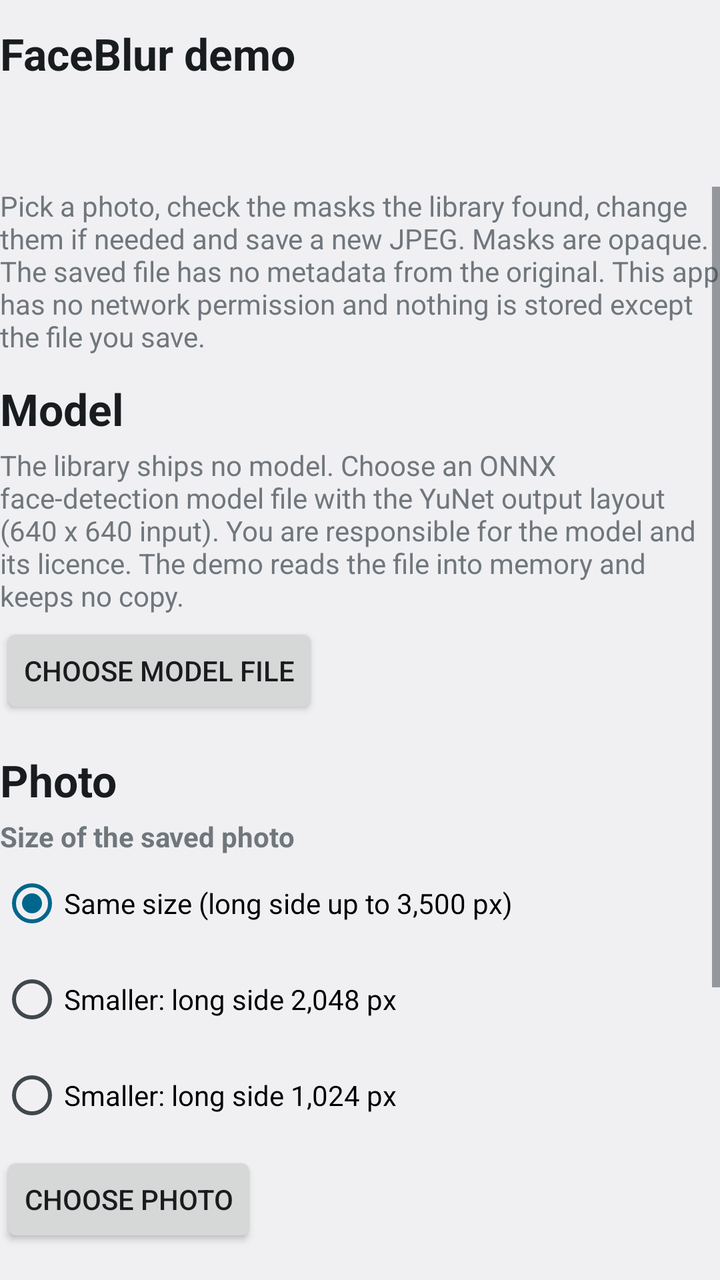
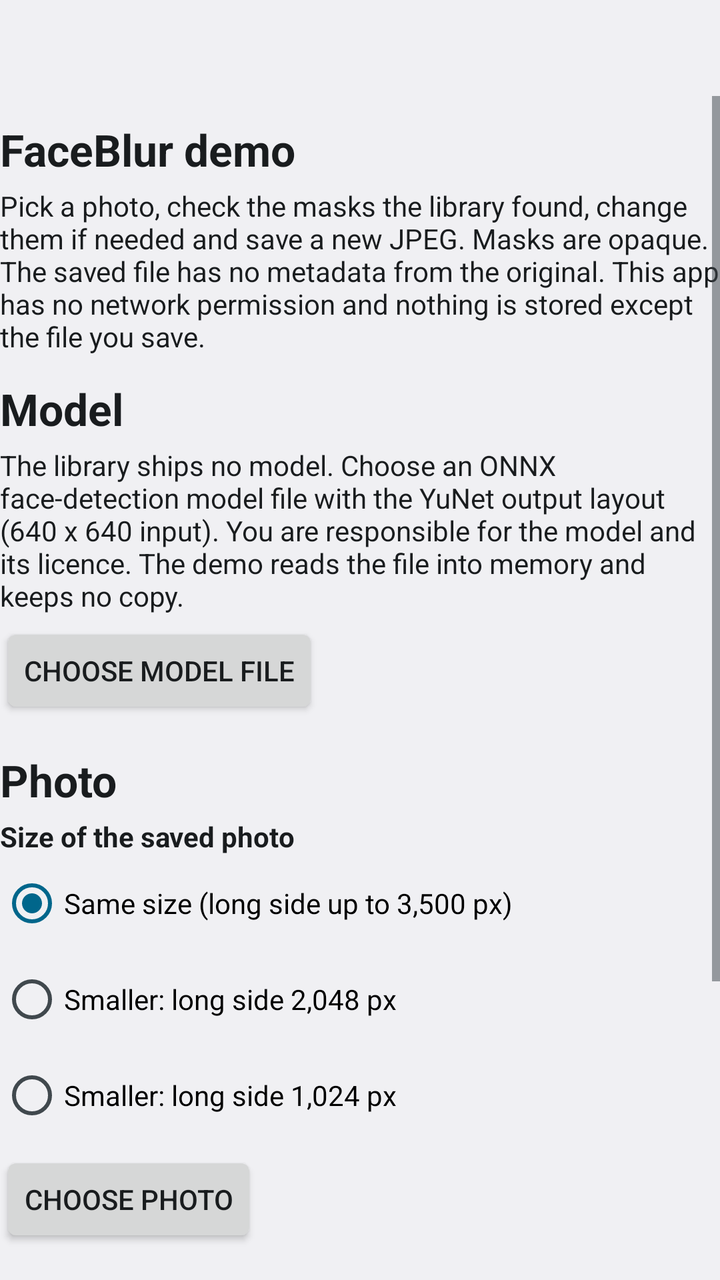

Before-and-after screenshots of an Android layout around one commit, followed by the original layout XML and the change that was made.
<!-- AndroidManifest.xml: application theme Theme.FaceBlurDemo -->
<!-- res/layout/activity_main.xml -->
<?xml version="1.0" encoding="utf-8"?>
<LinearLayout xmlns:android="http://schemas.android.com/apk/res/android"
    android:id="@+id/root"
    android:layout_width="match_parent"
    android:layout_height="match_parent"
    android:orientation="vertical">

    <TextView
        android:id="@+id/title"
        style="@style/Heading"
        android:layout_width="match_parent"
        android:layout_height="wrap_content"
        android:accessibilityHeading="true"
        android:text="@string/app_name" />

    <TextView
        android:id="@+id/status"
        android:layout_width="match_parent"
        android:layout_height="wrap_content"
        android:accessibilityLiveRegion="polite"
        android:minHeight="48dp"
        android:paddingBottom="4dp"
        android:textAppearance="@android:style/TextAppearance.DeviceDefault.Medium"
        android:textStyle="bold" />

    <LinearLayout
        android:id="@+id/busy_row"
        android:layout_width="match_parent"
        android:layout_height="wrap_content"
        android:gravity="center_vertical"
        android:orientation="horizontal"
        android:visibility="gone">

        <Button
            android:id="@+id/cancel_run"
            style="@style/Action"
            android:layout_width="wrap_content"
            android:layout_height="wrap_content"
            android:layout_marginEnd="12dp"
            android:text="@string/cancel_run" />

        <ProgressBar
            android:id="@+id/progress"
            style="?android:attr/progressBarStyle"
            android:layout_width="48dp"
            android:layout_height="48dp"
            android:contentDescription="@string/progress_description"
            android:indeterminate="true" />
    </LinearLayout>

    <TextView
        android:id="@+id/busy_hint"
        android:layout_width="match_parent"
        android:layout_height="wrap_content"
        android:text="@string/model_loading_cancel_hint"
        android:visibility="gone" />

    <LinearLayout
        android:id="@+id/error_block"
        android:layout_width="match_parent"
        android:layout_height="wrap_content"
        android:orientation="vertical"
        android:visibility="gone">

        <TextView
            android:id="@+id/error_title"
            android:layout_width="match_parent"
            android:layout_height="wrap_content"
            android:textStyle="bold" />

        <TextView
            android:id="@+id/error_body"
            android:layout_width="match_parent"
            android:layout_height="wrap_content" />

        <TextView
            android:id="@+id/error_details_label"
            android:layout_width="match_parent"
            android:layout_height="wrap_content"
            android:text="@string/error_details_label" />

        <TextView
            android:id="@+id/error_details"
            android:layout_width="match_parent"
            android:layout_height="wrap_content"
            android:fontFamily="monospace"
            android:textIsSelectable="true" />

        <Button
            android:id="@+id/retry"
            style="@style/Action"
            android:layout_width="wrap_content"
            android:layout_height="wrap_content"
            android:text="@string/try_again" />
    </LinearLayout>

    <ScrollView
        android:id="@+id/home"
        android:layout_width="match_parent"
        android:layout_height="0dp"
        android:layout_weight="1">

        <LinearLayout
            android:layout_width="match_parent"
            android:layout_height="wrap_content"
            android:orientation="vertical">

            <TextView
                android:layout_width="match_parent"
                android:layout_height="wrap_content"
                android:text="@string/intro" />

            <TextView
                style="@style/Heading"
                android:layout_width="match_parent"
                android:layout_height="wrap_content"
                android:accessibilityHeading="true"
                android:text="@string/model_heading" />

            <TextView
                android:id="@+id/model_note"
                android:layout_width="match_parent"
                android:layout_height="wrap_content"
                android:text="@string/model_note" />

            <LinearLayout
                android:id="@+id/model_confirm"
                android:layout_width="match_parent"
                android:layout_height="wrap_content"
                android:orientation="vertical"
                android:visibility="gone">

                <TextView
                    android:layout_width="match_parent"
                    android:layout_height="wrap_content"
                    android:paddingTop="8dp"
                    android:text="@string/model_confirm_title"
                    android:textStyle="bold" />

                <TextView
                    android:id="@+id/model_name"
                    android:layout_width="match_parent"
                    android:layout_height="wrap_content" />

                <TextView
                    android:id="@+id/model_size"
                    android:layout_width="match_parent"
                    android:layout_height="wrap_content" />

                <TextView
                    android:layout_width="match_parent"
                    android:layout_height="wrap_content"
                    android:text="@string/model_hash_label" />

                <TextView
                    android:id="@+id/model_hash"
                    android:layout_width="match_parent"
                    android:layout_height="wrap_content"
                    android:fontFamily="monospace"
                    android:textIsSelectable="true" />

                <Button
                    android:id="@+id/use_model"
                    style="@style/Action"
                    android:layout_width="wrap_content"
                    android:layout_height="wrap_content"
                    android:text="@string/use_model" />

                <Button
                    android:id="@+id/cancel_model"
                    style="@style/Action"
                    android:layout_width="wrap_content"
                    android:layout_height="wrap_content"
                    android:text="@string/cancel_model" />
            </LinearLayout>

            <Button
                android:id="@+id/choose_model"
                style="@style/Action"
                android:layout_width="wrap_content"
                android:layout_height="wrap_content"
                android:text="@string/choose_model" />

            <TextView
                style="@style/Heading"
                android:layout_width="match_parent"
                android:layout_height="wrap_content"
                android:accessibilityHeading="true"
                android:text="@string/photo_heading" />

            <TextView
                android:layout_width="match_parent"
                android:layout_height="wrap_content"
                android:text="@string/output_heading"
                android:textStyle="bold" />

            <RadioGroup
                android:id="@+id/output_group"
                android:layout_width="match_parent"
                android:layout_height="wrap_content"
                android:orientation="vertical">

                <RadioButton
                    android:id="@+id/output_same"
                    android:layout_width="match_parent"
                    android:layout_height="wrap_content"
                    android:minHeight="48dp"
                    android:checked="true"
                    android:text="@string/output_same" />

                <RadioButton
                    android:id="@+id/output_2048"
                    android:layout_width="match_parent"
                    android:layout_height="wrap_content"
                    android:minHeight="48dp"
                    android:text="@string/output_2048" />

                <RadioButton
                    android:id="@+id/output_1024"
                    android:layout_width="match_parent"
                    android:layout_height="wrap_content"
                    android:minHeight="48dp"
                    android:text="@string/output_1024" />
            </RadioGroup>

            <Button
                android:id="@+id/choose_photo"
                style="@style/Action"
                android:layout_width="wrap_content"
                android:layout_height="wrap_content"
                android:text="@string/choose_photo" />

            <TextView
                style="@style/Heading"
                android:layout_width="match_parent"
                android:layout_height="wrap_content"
                android:accessibilityHeading="true"
                android:text="@string/pipeline_home_heading" />

            <TextView
                android:layout_width="match_parent"
                android:layout_height="wrap_content"
                android:text="@string/pipeline_home_note" />

            <Button
                android:id="@+id/open_pipeline"
                style="@style/Action"
                android:layout_width="wrap_content"
                android:layout_height="wrap_content"
                android:text="@string/open_pipeline" />

            <TextView
                android:id="@+id/limits_copy"
                android:layout_width="match_parent"
                android:layout_height="wrap_content"
                android:paddingTop="12dp"
                android:paddingBottom="12dp"
                android:text="@string/limits_copy" />
        </LinearLayout>
    </ScrollView>

    <ListView
        android:id="@+id/review_list"
        android:layout_width="match_parent"
        android:layout_height="0dp"
        android:layout_weight="1"
        android:clipToPadding="false"
        android:divider="@null"
        android:visibility="gone" />

    <ScrollView
        android:id="@+id/result"
        android:layout_width="match_parent"
        android:layout_height="0dp"
        android:layout_weight="1"
        android:visibility="gone">

        <LinearLayout
            android:layout_width="match_parent"
            android:layout_height="wrap_content"
            android:orientation="vertical">

            <TextView
                style="@style/Heading"
                android:layout_width="match_parent"
                android:layout_height="wrap_content"
                android:accessibilityHeading="true"
                android:text="@string/result_heading" />

            <ImageView
                android:id="@+id/result_image"
                android:contentDescription="@string/result_placeholder"
                android:layout_width="match_parent"
                android:layout_height="320dp"
                android:scaleType="fitCenter" />

            <TextView
                android:id="@+id/result_counts"
                android:layout_width="match_parent"
                android:layout_height="wrap_content"
                android:paddingTop="8dp"
                android:textStyle="bold" />

            <TextView
                android:layout_width="match_parent"
                android:layout_height="wrap_content"
                android:text="@string/result_note" />

            <TextView
                android:layout_width="match_parent"
                android:layout_height="wrap_content"
                android:paddingTop="8dp"
                android:text="@string/limits_copy" />

            <Button
                android:id="@+id/result_again"
                style="@style/Action"
                android:layout_width="wrap_content"
                android:layout_height="wrap_content"
                android:text="@string/start_over" />
        </LinearLayout>
    </ScrollView>
</LinearLayout>
<!-- resources referenced by this layout -->
<resources>
  <string name="app_name">FaceBlur demo</string>
  <string name="cancel_model">Choose another file</string>
  <string name="cancel_run">Cancel</string>
  <string name="choose_model">Choose model file</string>
  <string name="choose_photo">Choose photo</string>
  <string name="error_details_label">Details from the library:</string>
  <string name="intro">Pick a photo, check the masks the library found, change them if needed and save a new JPEG. Masks are opaque. The saved file has no metadata from the original. This app has no network permission and nothing is stored except the file you save.</string>
  <string name="limits_copy">Detection can miss faces, for example small, turned, covered or blurred ones. Check the result yourself.</string>
  <string name="model_confirm_title">Check this model before you use it</string>
  <string name="model_hash_label">SHA-256, 4 lines of 16 characters:</string>
  <string name="model_heading">Model</string>
  <string name="model_loading_cancel_hint">The model is loading. This cannot be cancelled once it has started.</string>
  <string name="model_note">The library ships no model. Choose an ONNX face-detection model file with the YuNet output layout (640 x 640 input). You are responsible for the model and its licence. The demo reads the file into memory and keeps no copy.</string>
  <string name="open_pipeline">Open the in-memory pipeline</string>
  <string name="output_1024">Smaller: long side 1,024 px</string>
  <string name="output_2048">Smaller: long side 2,048 px</string>
  <string name="output_heading">Size of the saved photo</string>
  <string name="output_same">Same size (long side up to 3,500 px)</string>
  <string name="photo_heading">Photo</string>
  <string name="pipeline_home_heading">In-memory pipeline</string>
  <string name="pipeline_home_note">For an app that does its own steps around FaceBlur: the photo is masked as a bitmap in memory and nothing is saved. Uses the model and the size choice from above.</string>
  <string name="progress_description">Working</string>
  <string name="result_heading">Saved photo</string>
  <string name="result_note">The saved file is a new JPEG built from the masked pixels, without metadata from the original.</string>
  <string name="result_placeholder">Saved photo</string>
  <string name="start_over">Choose another photo</string>
  <string name="try_again">Try again</string>
  <string name="use_model">Use this model</string>
  <style name="Action" parent="android:Widget.DeviceDefault.Button">
          <item name="android:minHeight">48dp</item>
          <item name="android:minWidth">48dp</item>
          <item name="android:layout_marginTop">4dp</item>
          <item name="android:layout_marginBottom">4dp</item>
      </style>
  <style name="Heading" parent="android:TextAppearance.DeviceDefault.Large">
          <item name="android:textStyle">bold</item>
          <item name="android:paddingTop">12dp</item>
          <item name="android:paddingBottom">4dp</item>
      </style>
  <style name="Theme.FaceBlurDemo" parent="android:Theme.DeviceDefault.DayNight">
          <item name="android:windowActionBar">false</item>
          <item name="android:windowNoTitle">true</item>
      </style>
</resources>

<!-- the commit's change to res/layout/activity_main.xml (unified diff, before → after) -->
@@ -4,14 +4,6 @@
     android:layout_width="match_parent"
     android:layout_height="match_parent"
     android:orientation="vertical">
-
-    <TextView
-        android:id="@+id/title"
-        style="@style/Heading"
-        android:layout_width="match_parent"
-        android:layout_height="wrap_content"
-        android:accessibilityHeading="true"
-        android:text="@string/app_name" />
 
     <TextView
         android:id="@+id/status"
@@ -60,13 +52,8 @@
         android:layout_width="match_parent"
         android:layout_height="wrap_content"
         android:orientation="vertical"
+        android:paddingBottom="12dp"
         android:visibility="gone">
-
-        <TextView
-            android:id="@+id/error_title"
-            android:layout_width="match_parent"
-            android:layout_height="wrap_content"
-            android:textStyle="bold" />
 
         <TextView
             android:id="@+id/error_body"
@@ -96,6 +83,7 @@
 
     <ScrollView
         android:id="@+id/home"
+        android:accessibilityPaneTitle="@string/pane_home"
         android:layout_width="match_parent"
         android:layout_height="0dp"
         android:layout_weight="1">
@@ -104,6 +92,14 @@
             android:layout_width="match_parent"
             android:layout_height="wrap_content"
             android:orientation="vertical">
+
+            <TextView
+                android:id="@+id/title"
+                style="@style/Heading"
+                android:layout_width="match_parent"
+                android:layout_height="wrap_content"
+                android:accessibilityHeading="true"
+                android:text="@string/app_name" />
 
             <TextView
                 android:layout_width="match_parent"
@@ -153,7 +149,28 @@
                     android:text="@string/model_hash_label" />
 
                 <TextView
-                    android:id="@+id/model_hash"
+                    android:id="@+id/model_hash_1"
+                    android:layout_width="match_parent"
+                    android:layout_height="wrap_content"
+                    android:fontFamily="monospace"
+                    android:textIsSelectable="true" />
+
+                <TextView
+                    android:id="@+id/model_hash_2"
+                    android:layout_width="match_parent"
+                    android:layout_height="wrap_content"
+                    android:fontFamily="monospace"
+                    android:textIsSelectable="true" />
+
+                <TextView
+                    android:id="@+id/model_hash_3"
+                    android:layout_width="match_parent"
+                    android:layout_height="wrap_content"
+                    android:fontFamily="monospace"
+                    android:textIsSelectable="true" />
+
+                <TextView
+                    android:id="@+id/model_hash_4"
                     android:layout_width="match_parent"
                     android:layout_height="wrap_content"
                     android:fontFamily="monospace"
@@ -259,17 +276,11 @@
         </LinearLayout>
     </ScrollView>
 
-    <ListView
-        android:id="@+id/review_list"
-        android:layout_width="match_parent"
-        android:layout_height="0dp"
-        android:layout_weight="1"
-        android:clipToPadding="false"
-        android:divider="@null"
-        android:visibility="gone" />
+    <include layout="@layout/review_screen" />
 
     <ScrollView
         android:id="@+id/result"
+        android:accessibilityPaneTitle="@string/pane_result"
         android:layout_width="match_parent"
         android:layout_height="0dp"
         android:layout_weight="1"
@@ -281,6 +292,7 @@
             android:orientation="vertical">
 
             <TextView
+                android:id="@+id/result_heading"
                 style="@style/Heading"
                 android:layout_width="match_parent"
                 android:layout_height="wrap_content"
@@ -321,3 +333,54 @@
         </LinearLayout>
     </ScrollView>
 </LinearLayout>
+<!-- res/layout/review_screen.xml (included above) -->
+<?xml version="1.0" encoding="utf-8"?>
+<LinearLayout xmlns:android="http://schemas.android.com/apk/res/android"
+    android:id="@+id/review_screen"
+    android:accessibilityPaneTitle="@string/pane_review"
+    android:layout_width="match_parent"
+    android:layout_height="0dp"
+    android:layout_weight="1"
+    android:orientation="vertical"
+    android:visibility="gone">
+
+    <LinearLayout
+        android:layout_width="match_parent"
+        android:layout_height="wrap_content"
+        android:orientation="vertical">
+
+        <TextView
+            android:id="@+id/review_heading"
+            style="@style/Heading"
+            android:layout_width="match_parent"
+            android:layout_height="wrap_content"
+            android:accessibilityHeading="true"
+            android:text="@string/review_heading" />
+
+        <FrameLayout
+            android:layout_width="match_parent"
+            android:layout_height="@dimen/review_preview_height">
+
+            <ImageView
+                android:id="@+id/preview"
+                android:contentDescription="@string/preview_placeholder"
+                android:layout_width="match_parent"
+                android:layout_height="match_parent"
+                android:scaleType="fitCenter" />
+
+            <io.github.shishark.faceblur.sample.OverlayView
+                android:id="@+id/overlay"
+                android:layout_width="match_parent"
+                android:layout_height="match_parent"
+                android:importantForAccessibility="no" />
+        </FrameLayout>
+    </LinearLayout>
+
+    <ListView
+        android:id="@+id/review_list"
+        android:layout_width="match_parent"
+        android:layout_height="0dp"
+        android:layout_weight="1"
+        android:clipToPadding="false"
+        android:divider="@null" />
+</LinearLayout>
<!-- resource entries referenced after the edit -->
@@ -1,5 +1,6 @@
 <!-- resources referenced by this layout -->
 <resources>
+  <dimen name="review_preview_height">220dp</dimen>
   <string name="app_name">FaceBlur demo</string>
   <string name="cancel_model">Choose another file</string>
   <string name="cancel_run">Cancel</string>
@@ -18,13 +19,18 @@
   <string name="output_2048">Smaller: long side 2,048 px</string>
   <string name="output_heading">Size of the saved photo</string>
   <string name="output_same">Same size (long side up to 3,500 px)</string>
+  <string name="pane_home">Start screen</string>
+  <string name="pane_result">Result screen</string>
+  <string name="pane_review">Review screen</string>
   <string name="photo_heading">Photo</string>
   <string name="pipeline_home_heading">In-memory pipeline</string>
   <string name="pipeline_home_note">For an app that does its own steps around FaceBlur: the photo is masked as a bitmap in memory and nothing is saved. Uses the model and the size choice from above.</string>
+  <string name="preview_placeholder">Photo preview</string>
   <string name="progress_description">Working</string>
   <string name="result_heading">Saved photo</string>
   <string name="result_note">The saved file is a new JPEG built from the masked pixels, without metadata from the original.</string>
   <string name="result_placeholder">Saved photo</string>
+  <string name="review_heading">Review the masks</string>
   <string name="start_over">Choose another photo</string>
   <string name="try_again">Try again</string>
   <string name="use_model">Use this model</string>
@@ -42,6 +48,14 @@
   <style name="Theme.FaceBlurDemo" parent="android:Theme.DeviceDefault.DayNight">
           <item name="android:windowActionBar">false</item>
           <item name="android:windowNoTitle">true</item>
+          
+          <item name="android:windowLightStatusBar">true</item>
+          <item name="android:windowLightNavigationBar">true</item>
+          
+          <item name="android:textViewStyle">@style/Body</item>
+      </style>
+  <style name="Body" parent="android:Widget.DeviceDefault.TextView">
+          <item name="android:textColor">?android:attr/textColorPrimary</item>
       </style>
 </resources>
 
